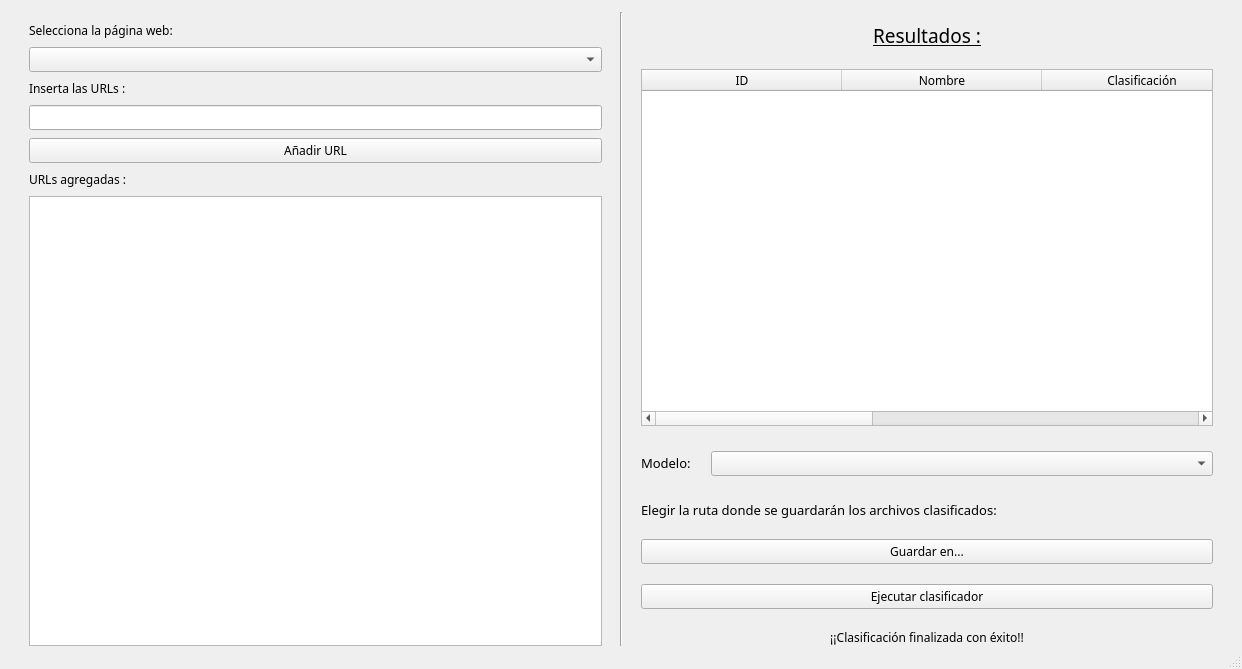
The window that Resources/UI/VentanaClasificadorWeb.ui (40CompilerErrors/Proyecto2) describes before a commit, drawn with Qt 5.
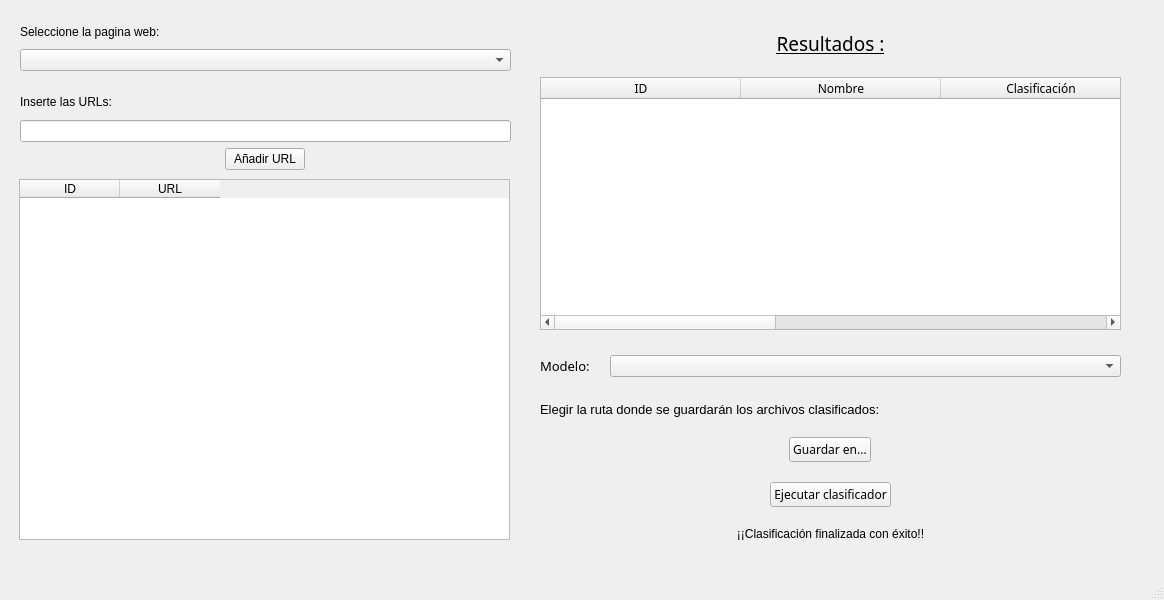
The same window after the commit. Icons and pictures are not drawn.

Commit message: Añadido el clasificador por archivos junto con ventana usuario y empezado clasificador cn webscrapper

```diff
--- a/Resources/UI/VentanaClasificadorWeb.ui
+++ b/Resources/UI/VentanaClasificadorWeb.ui
@@ -6,102 +6,101 @@
    <rect>
     <x>0</x>
     <y>0</y>
-    <width>1242</width>
-    <height>669</height>
+    <width>1164</width>
+    <height>600</height>
    </rect>
   </property>
-  <property name="font">
-   <font>
-    <family>Questrial</family>
-   </font>
-  </property>
   <property name="windowTitle">
    <string>MainWindow</string>
   </property>
   <widget class="QWidget" name="centralwidget">
-   <layout class="QHBoxLayout" name="horizontalLayout_5">
-    <property name="spacing">
-     <number>8</number>
+   <widget class="QWidget" name="verticalLayoutWidget">
+    <property name="geometry">
+     <rect>
+      <x>20</x>
+      <y>20</y>
+      <width>491</width>
+      <height>51</height>
+     </rect>
     </property>
-    <property name="topMargin">
-     <number>12</number>
-    </property>
-    <property name="bottomMargin">
-     <number>1</number>
-    </property>
+    <layout class="QVBoxLayout" name="verticalLayout">
+     <item>
+      <widget class="QLabel" name="label">
+       <property name="text">
+        <string>Seleccione la pagina web:</string>
+       </property>
+      </widget>
+     </item>
     <item>
-     <layout class="QVBoxLayout" name="verticalLayout_4">
-      <property name="leftMargin">
-       <number>20</number>
-      </property>
-      <property name="topMargin">
-       <number>10</number>
-      </property>
-      <property name="rightMargin">
-       <number>10</number>
-      </property>
+      <widget class="QComboBox" name="pages_combo"/>
+     </item>
+    </layout>
+   </widget>
+   <widget class="QWidget" name="verticalLayoutWidget_3">
+    <property name="geometry">
+     <rect>
+      <x>20</x>
+      <y>90</y>
+      <width>491</width>
+      <height>80</height>
+     </rect>
+    </property>
+    <layout class="QVBoxLayout" name="verticalLayout_3">
       <item>
        <widget class="QLabel" name="label_2">
         <property name="text">
-         <string>Selecciona la página web:</string>
+        <string>Inserte las URLs:</string>
         </property>
        </widget>
       </item>
       <item>
-       <widget class="QComboBox" name="comboBox"/>
-      </item>
-      <item>
-       <widget class="QLabel" name="label_4">
-        <property name="text">
-         <string>Inserta las URLs :</string>
-        </property>
-       </widget>
-      </item>
-      <item>
-       <widget class="QLineEdit" name="lineEdit">
-        <property name="sizePolicy">
-         <sizepolicy hsizetype="Preferred" vsizetype="Fixed">
-          <horstretch>0</horstretch>
-          <verstretch>0</verstretch>
-         </sizepolicy>
-        </property>
-       </widget>
-      </item>
-      <item>
-       <widget class="QPushButton" name="pushButton">
+      <widget class="QLineEdit" name="url_line"/>
+     </item>
+     <item alignment="Qt::AlignHCenter">
+      <widget class="QPushButton" name="addUrl_button">
         <property name="text">
          <string>Añadir URL</string>
         </property>
        </widget>
       </item>
+    </layout>
+   </widget>
+   <widget class="QWidget" name="verticalLayoutWidget_4">
+    <property name="geometry">
+     <rect>
+      <x>19</x>
+      <y>179</y>
+      <width>491</width>
+      <height>361</height>
+     </rect>
+    </property>
+    <layout class="QVBoxLayout" name="verticalLayout_4">
       <item>
-       <widget class="QLabel" name="label_6">
+      <widget class="QTableWidget" name="url_table">
+       <column>
         <property name="text">
-         <string>URLs agregadas :</string>
+         <string>ID</string>
         </property>
-       </widget>
-      </item>
-      <item>
-       <widget class="QListView" name="listView">
-        <property name="sizePolicy">
-         <sizepolicy hsizetype="Preferred" vsizetype="Expanding">
-          <horstretch>0</horstretch>
-          <verstretch>0</verstretch>
-         </sizepolicy>
+       </column>
+       <column>
+        <property name="text">
+         <string>URL</string>
         </property>
+       </column>
        </widget>
       </item>
      </layout>
-    </item>
-    <item>
-     <widget class="Line" name="line">
-      <property name="orientation">
-       <enum>Qt::Vertical</enum>
-      </property>
-     </widget>
-    </item>
-    <item>
-     <layout class="QVBoxLayout" name="verticalLayout">
+   </widget>
+   <widget class="QWidget" name="layoutWidget">
+    <property name="geometry">
+     <rect>
+      <x>530</x>
+      <y>20</y>
+      <width>611</width>
+      <height>521</height>
+     </rect>
+    </property>
+    <layout class="QVBoxLayout" name="verticalLayout_5">
       <property name="spacing">
        <number>20</number>
       </property>
@@ -189,7 +188,7 @@
          <number>5</number>
         </property>
         <item>
-         <widget class="QLabel" name="label">
+        <widget class="QLabel" name="label_4">
           <property name="sizePolicy">
            <sizepolicy hsizetype="Fixed" vsizetype="Fixed">
             <horstretch>0</horstretch>
@@ -225,7 +224,7 @@
        </layout>
       </item>
       <item>
-       <widget class="QLabel" name="label_3">
+      <widget class="QLabel" name="label_6">
         <property name="sizePolicy">
          <sizepolicy hsizetype="Preferred" vsizetype="Fixed">
           <horstretch>0</horstretch>
@@ -242,7 +241,7 @@
         </property>
        </widget>
       </item>
-      <item>
+     <item alignment="Qt::AlignHCenter">
        <widget class="QPushButton" name="boton_guardar">
         <property name="font">
          <font>
@@ -265,7 +264,7 @@
         </property>
        </widget>
       </item>
-      <item>
+     <item alignment="Qt::AlignHCenter">
        <widget class="QPushButton" name="boton_clasificador">
         <property name="font">
          <font>
@@ -310,8 +309,7 @@
        </widget>
       </item>
      </layout>
-    </item>
-   </layout>
+   </widget>
   </widget>
   <widget class="QMenuBar" name="menubar">
    <property name="geometry">
```
Left out of the diff: 4 changed lines with no effect on the pictures. Lines whose indentation alone changed are shown as unchanged. The commit also changes 214 other files.
